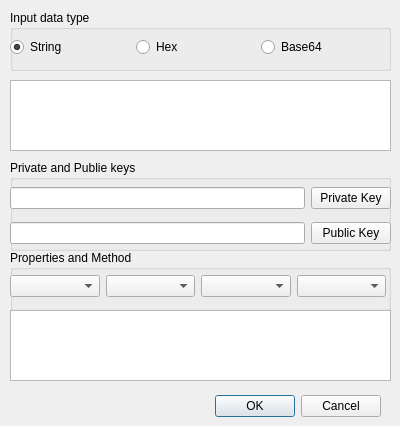
This is BerViewer/sign_verify_dlg.ui in jykim74/BerEditor as Qt 5 draws it before an edit. The edited form follows.
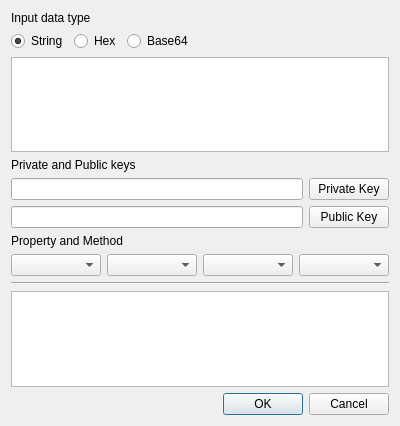
This is the edited form.

```diff
--- a/BerViewer/sign_verify_dlg.ui
+++ b/BerViewer/sign_verify_dlg.ui
@@ -13,52 +13,17 @@
   <property name="windowTitle">
    <string>Dialog</string>
   </property>
-  <widget class="QDialogButtonBox" name="buttonBox">
-   <property name="geometry">
-    <rect>
-     <x>40</x>
-     <y>390</y>
-     <width>341</width>
-     <height>32</height>
-    </rect>
-   </property>
-   <property name="orientation">
-    <enum>Qt::Horizontal</enum>
-   </property>
-   <property name="standardButtons">
-    <set>QDialogButtonBox::Cancel|QDialogButtonBox::Ok</set>
-   </property>
-  </widget>
-  <widget class="QGroupBox" name="groupBox">
-   <property name="geometry">
-    <rect>
-     <x>10</x>
-     <y>10</y>
-     <width>381</width>
-     <height>61</height>
-    </rect>
-   </property>
-   <property name="title">
-    <string>Input data type</string>
-   </property>
-   <widget class="QWidget" name="gridLayoutWidget">
-    <property name="geometry">
-     <rect>
-      <x>0</x>
-      <y>22</y>
-      <width>371</width>
-      <height>31</height>
-     </rect>
-    </property>
-    <layout class="QGridLayout" name="gridLayout">
-     <item row="0" column="1">
-      <widget class="QRadioButton" name="mInputHexBtn">
-       <property name="text">
-        <string>Hex</string>
-       </property>
-      </widget>
-     </item>
-     <item row="0" column="0">
+  <layout class="QVBoxLayout" name="verticalLayout">
+   <item>
+    <widget class="QLabel" name="label">
+     <property name="text">
+      <string>Input data type</string>
+     </property>
+    </widget>
+   </item>
+   <item>
+    <layout class="QHBoxLayout" name="horizontalLayout">
+     <item>
       <widget class="QRadioButton" name="mInputStringBtn">
        <property name="text">
         <string>String</string>
@@ -68,62 +33,65 @@
        </property>
       </widget>
      </item>
-     <item row="0" column="2">
+     <item>
+      <widget class="QRadioButton" name="mInputHexBtn">
+       <property name="text">
+        <string>Hex</string>
+       </property>
+      </widget>
+     </item>
+     <item>
       <widget class="QRadioButton" name="mInputBase64Btn">
        <property name="text">
         <string>Base64</string>
        </property>
       </widget>
      </item>
+     <item>
+      <spacer name="horizontalSpacer">
+       <property name="orientation">
+        <enum>Qt::Horizontal</enum>
+       </property>
+       <property name="sizeHint" stdset="0">
+        <size>
+         <width>40</width>
+         <height>20</height>
+        </size>
+       </property>
+      </spacer>
+     </item>
     </layout>
-   </widget>
-  </widget>
-  <widget class="QPlainTextEdit" name="mInputText">
-   <property name="geometry">
-    <rect>
-     <x>10</x>
-     <y>80</y>
-     <width>381</width>
-     <height>71</height>
-    </rect>
-   </property>
-  </widget>
-  <widget class="QGroupBox" name="groupBox_2">
-   <property name="geometry">
-    <rect>
-     <x>10</x>
-     <y>160</y>
-     <width>381</width>
-     <height>91</height>
-    </rect>
-   </property>
-   <property name="title">
-    <string>Private and Publie keys</string>
-   </property>
-   <widget class="QWidget" name="gridLayoutWidget_2">
-    <property name="geometry">
-     <rect>
-      <x>0</x>
-      <y>20</y>
-      <width>381</width>
-      <height>71</height>
-     </rect>
-    </property>
-    <layout class="QGridLayout" name="gridLayout_2">
-     <item row="0" column="0">
+   </item>
+   <item>
+    <widget class="QPlainTextEdit" name="mInputText"/>
+   </item>
+   <item>
+    <widget class="QLabel" name="label_2">
+     <property name="text">
+      <string>Private and Public keys</string>
+     </property>
+    </widget>
+   </item>
+   <item>
+    <layout class="QHBoxLayout" name="horizontalLayout_2">
+     <item>
       <widget class="QLineEdit" name="mPriKeyPath"/>
      </item>
-     <item row="0" column="1">
+     <item>
       <widget class="QPushButton" name="mPriKeyBtn">
        <property name="text">
         <string>Private Key</string>
        </property>
       </widget>
      </item>
-     <item row="1" column="0">
+    </layout>
+   </item>
+   <item>
+    <layout class="QHBoxLayout" name="horizontalLayout_3">
+     <item>
       <widget class="QLineEdit" name="mPubKeyPath"/>
      </item>
-     <item row="1" column="1">
+     <item>
       <widget class="QPushButton" name="mPubKeyBtn">
        <property name="text">
         <string>Public Key</string>
@@ -131,55 +99,51 @@
       </widget>
      </item>
     </layout>
-   </widget>
-  </widget>
-  <widget class="QGroupBox" name="groupBox_3">
-   <property name="geometry">
-    <rect>
-     <x>10</x>
-     <y>250</y>
-     <width>381</width>
-     <height>61</height>
-    </rect>
-   </property>
-   <property name="title">
-    <string>Properties and Method</string>
-   </property>
-   <widget class="QWidget" name="gridLayoutWidget_3">
-    <property name="geometry">
-     <rect>
-      <x>0</x>
-      <y>20</y>
-      <width>376</width>
-      <height>32</height>
-     </rect>
-    </property>
-    <layout class="QGridLayout" name="gridLayout_3">
-     <item row="0" column="1">
-      <widget class="QComboBox" name="mHashTypeCombo"/>
-     </item>
-     <item row="0" column="0">
+   </item>
+   <item>
+    <widget class="QLabel" name="label_3">
+     <property name="text">
+      <string>Property and Method</string>
+     </property>
+    </widget>
+   </item>
+   <item>
+    <layout class="QHBoxLayout" name="horizontalLayout_4">
+     <item>
       <widget class="QComboBox" name="mAlgTypeCombo"/>
      </item>
-     <item row="0" column="2">
+     <item>
+      <widget class="QComboBox" name="mHashTypeCombo"/>
+     </item>
+     <item>
       <widget class="QComboBox" name="mVersionCombo"/>
      </item>
-     <item row="0" column="3">
+     <item>
       <widget class="QComboBox" name="mMethodCombo"/>
      </item>
     </layout>
-   </widget>
-  </widget>
-  <widget class="QPlainTextEdit" name="mOutputText">
-   <property name="geometry">
-    <rect>
-     <x>10</x>
-     <y>310</y>
-     <width>381</width>
-     <height>71</height>
-    </rect>
-   </property>
-  </widget>
+   </item>
+   <item>
+    <widget class="Line" name="line">
+     <property name="orientation">
+      <enum>Qt::Horizontal</enum>
+     </property>
+    </widget>
+   </item>
+   <item>
+    <widget class="QPlainTextEdit" name="mOutputText"/>
+   </item>
+   <item>
+    <widget class="QDialogButtonBox" name="buttonBox">
+     <property name="orientation">
+      <enum>Qt::Horizontal</enum>
+     </property>
+     <property name="standardButtons">
+      <set>QDialogButtonBox::Cancel|QDialogButtonBox::Ok</set>
+     </property>
+    </widget>
+   </item>
+  </layout>
  </widget>
  <resources/>
  <connections>
```
Left out of the diff: 2 changed lines with no effect on the pictures.
